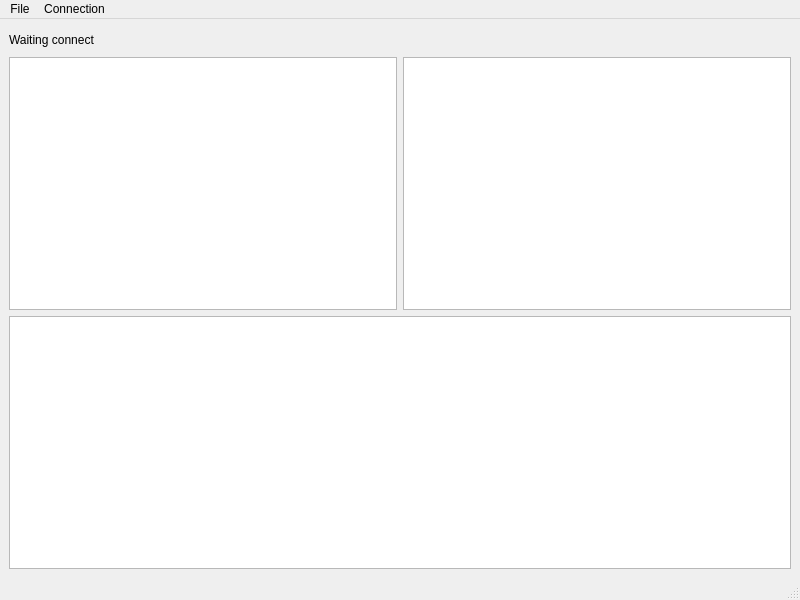
henzycuong1/ZigbeeUI, file TestApp/mainwindow.ui: the form before one commit.
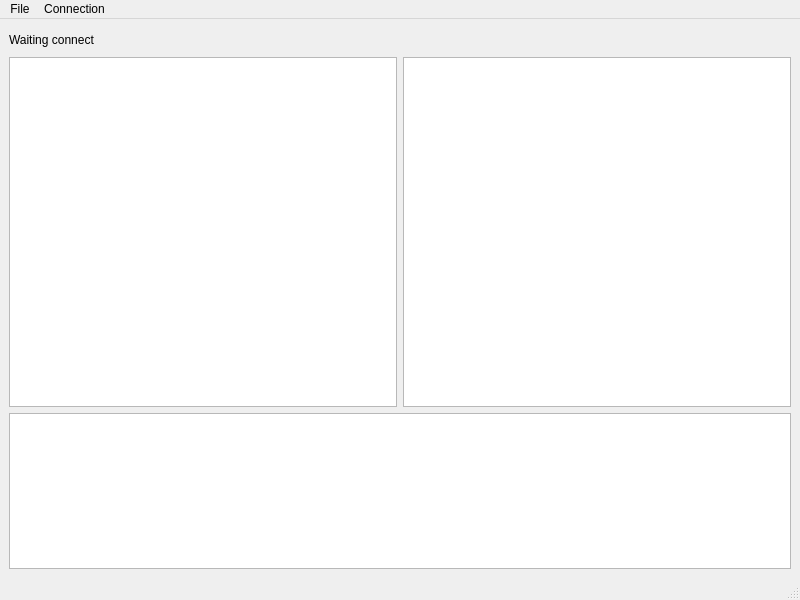
The form after the commit. Icons and pictures are not drawn.

```diff
--- a/TestApp/mainwindow.ui
+++ b/TestApp/mainwindow.ui
@@ -10,6 +10,12 @@
     <height>600</height>
    </rect>
   </property>
+  <property name="minimumSize">
+   <size>
+    <width>0</width>
+    <height>0</height>
+   </size>
+  </property>
   <property name="windowTitle">
    <string>Minerva Zigbee Application Demo v1.0</string>
   </property>
@@ -37,7 +43,7 @@
       <property name="minimumSize">
        <size>
         <width>0</width>
-        <height>0</height>
+        <height>350</height>
        </size>
       </property>
       <property name="contextMenuPolicy">
```
Left out of the diff: 8 changed lines with no effect on the pictures.
